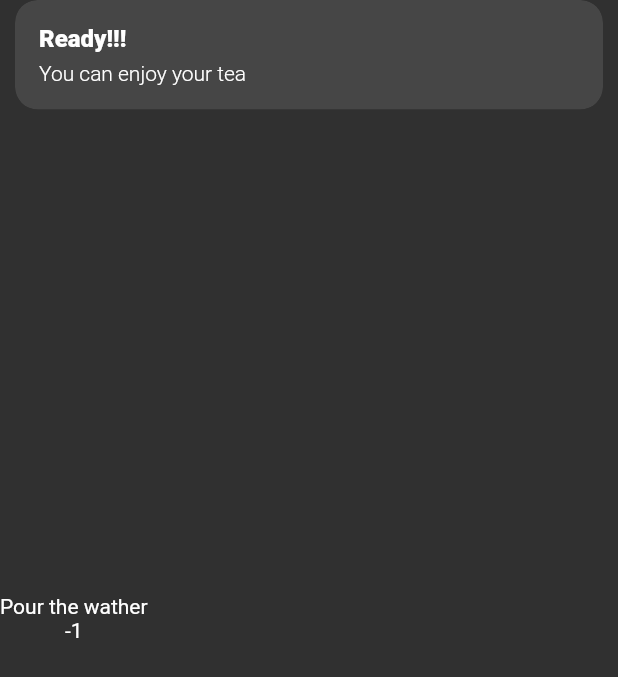
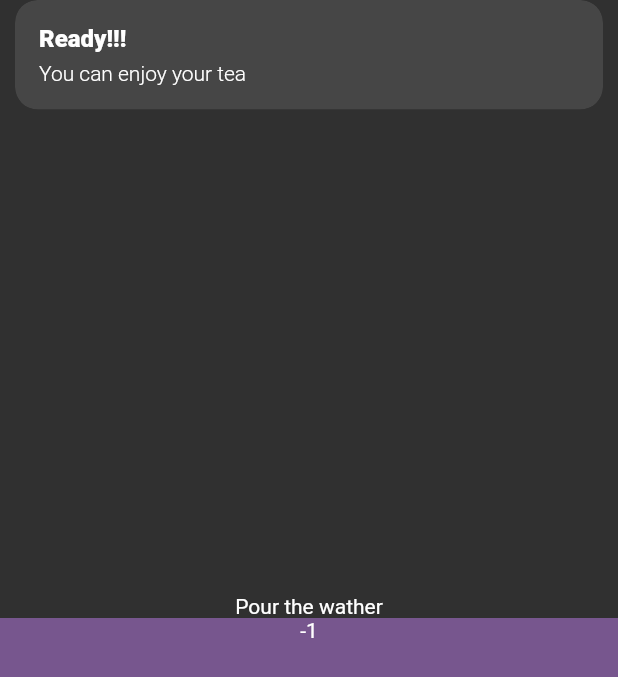
Before and after one commit to kacper-filipiak/czaj_brew, a Flutter app: the TeaTimer widget shown alone on an empty page, opened directly with empty values, on a phone screen of 412 x 824 dp. Shown: the top 677 px of the screen. Run offline on Flutter 3.47's test engine with Material 2 defaults, Android fonts, the light colour scheme and no system bars; our stand-ins replace cloud_firestore, firebase_core, get; accounts and stored records are empty; Roboto replaces fonts that are missing (Hind).

Commit message:
Added canvas

```diff
--- a/lib/BrewDialog.dart
+++ b/lib/BrewDialog.dart
@@ -1,6 +1,7 @@
 import 'package:flutter/material.dart';
 import 'package:get/get.dart';
 import './ControllerGetx.dart';
+import './LiquidWidget.dart';
 
 class BrewDialog extends StatefulWidget{
     const BrewDialog({Key? key,
@@ -47,7 +48,7 @@ class _BrewDialogState extends State<BrewDialog>{
 class InitialTimer extends StatelessWidget{
     InitialTimer({Key? key}) : super(key: key);
 
-    final int time = 5;
+    final int time = 2;
     @override
     build(BuildContext context){
         Controller c = Get.find();
@@ -56,6 +57,7 @@ class InitialTimer extends StatelessWidget{
     }
 
 }
+
 class TeaTimer extends StatelessWidget{
     TeaTimer({Key? key, required this.time}) : super(key: key);
 
@@ -64,14 +66,23 @@ class TeaTimer extends StatelessWidget{
     build(BuildContext context){
         Controller c = Get.find();
         c.startTimer(time);
-        return Column(
-                mainAxisAlignment: MainAxisAlignment.center,
-                crossAxisAlignment: CrossAxisAlignment.center,
-                children: [
+        c.flow();
+        return  Center(
+          child: CustomPaint(
+              painter: LiquidPinter(),
+              child: Center(
+                child: Column(
+                      mainAxisAlignment: MainAxisAlignment.center,
+                      crossAxisAlignment: CrossAxisAlignment.center,
+                      children: [
 
-            Obx(() => Text(c.timerStateString[c.timerStateIndex.value])),
-            Obx(() =>  Text("${c.brewTimer.value}"))
-        ]);
+                Obx(() => Text(c.timerStateString[c.timerStateIndex.value])),
+                Obx(() =>  Text("${c.brewTimer.value}"))
+          ],),
+              ),
+
+          ),
+        );
     }
 
 }
--- a/lib/ControllerGetx.dart
+++ b/lib/ControllerGetx.dart
@@ -4,7 +4,7 @@ import 'package:get/get.dart';
 // Import the firebase_core plugin
 import 'package:firebase_core/firebase_core.dart';
 import 'package:cloud_firestore/cloud_firestore.dart';
-
+import 'dart:math';
 
 import './Tea.dart';
 import './BrewDialog.dart';
@@ -15,6 +15,42 @@ class Controller extends GetxController {
     var brewIndex = (-1).obs;
     final timerStateString = ["Pour the wather", "Close brewer and wait", "Pour tea into the cup"];
     var timerStateIndex = (0).obs;
+    var dividerBounce = (1.0).obs;
+
+    var liquidLineFirst = List<double>.filled(25, 0.0).obs;
+    var liquidLineSecond = List<double>.filled(25, 0.0).obs;
+    void flow() async{
+        var k = 1.0;
+        while(brewIndex.value != -1){
+            k += 0.003;
+            k %= 100;
+            for(var i = 0; i < liquidLineFirst.value.length; i++){
+                liquidLineFirst.value[i] = (( brewTimer.value)/180)*sin(0.05*(k+i)*pi);
+                liquidLineSecond.value[i] = (( brewTimer.value)/180)*cos(0.05*(-k+i)*pi);
+            }
+            await Future.delayed(Duration(milliseconds: 1));
+        }
+    }
+    /*void flow() async{
+        while(brewIndex.value != -1){
+            liquidLine.value[liquidLine.value.length - 2] = Random().nextDouble() * 10;
+            var firstDeriv = List<double>.filled(liquidLine.value.length + 1, 0);
+            for(var i = 1; i < liquidLine.value.length - 1; i++){
+                firstDeriv[i] = liquidLine.value[i] - liquidLine.value[i-1];
+            }
+
+            var secondDeriv = List<double>.filled(liquidLine.value.length, 0);
+            for(var i = 0; i < firstDeriv.length - 1; i++){
+                secondDeriv[i] = firstDeriv[i+1] - firstDeriv[i];
+            }
+            for(var i = 2; i < liquidLine.length - 1; i++){
+                liquidLine[i] -= secondDeriv[i + 1] * 0.7;
+                liquidLine[i] -= liquidLine[i] * 0.2;
+            }
+            print(liquidLine.value.toString());
+            await Future.delayed(Duration(milliseconds: 15));
+        }
+    }*/
 
     var doReset = false;
     Map<String, Color> teaColors = {};
--- /dev/null
+++ b/lib/LiquidWidget.dart
@@ -0,0 +1,50 @@
+import 'package:flutter/material.dart';
+import 'package:get/get.dart';
+import 'dart:math';
+import './ControllerGetx.dart';
+
+class LiquidPinter extends CustomPainter{
+
+        Controller c = Get.find();
+    @override
+    paint(Canvas canvas, Size size){
+
+
+        var paint = Paint();
+        paint.color = Color.fromARGB(255, 193,138,69);
+        paint.strokeWidth = 0;
+        paint.style = PaintingStyle.fill;
+
+        var path = Path();
+        path.moveTo(paint.strokeWidth, size.height/2 +(size.height/2) * c.liquidLineFirst[0]);
+
+        for(var i = 1; i<c.liquidLineFirst.value.length; i++){
+            path.lineTo((i )*size.width/(c.liquidLineFirst.value.length - 1),size.height/2 + (size.height/2) * c.liquidLineFirst[i]);
+        }
+        path.lineTo(size.width, size.height);
+        path.lineTo(paint.strokeWidth,size.height);
+        path.close();
+        print('pinting');
+        canvas.drawPath(path, paint);
+
+        paint.color =  Color.fromARGB( 100, 5, 5, 255);
+        var path2 = Path();
+        path2.moveTo(paint.strokeWidth,size.height/2 + (size.height/2) * c.liquidLineSecond[0]);
+
+        for(var i = 1; i<c.liquidLineSecond.value.length; i++){
+            path2.lineTo((i)*size.width/(c.liquidLineSecond.value.length - 1),size.height/2 + (size.height/2) * c.liquidLineSecond[i]);
+        }
+        path2.lineTo(size.width, size.height);
+        path2.lineTo(paint.strokeWidth,size.height);
+        path2.close();
+
+          canvas.drawPath(path2, paint);
+          c.dividerBounce.value += 0.000001;
+    }
+
+    @override
+    bool shouldRepaint(CustomPainter oldDelegete){
+
+        return true;
+    }
+}
```
